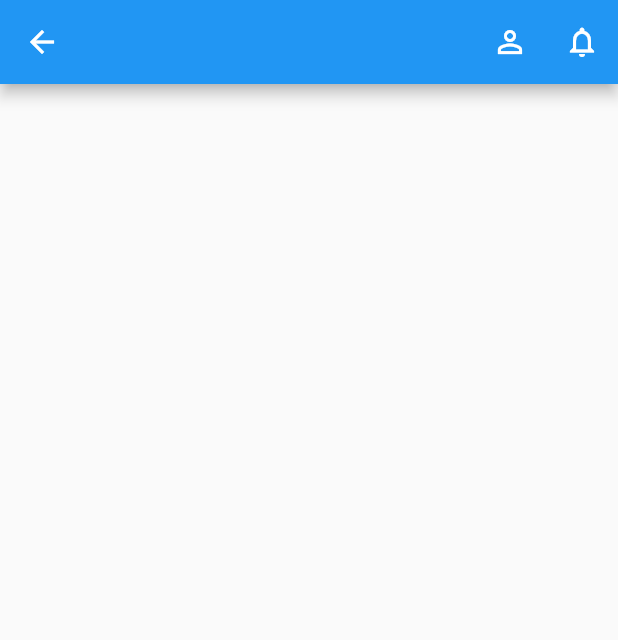
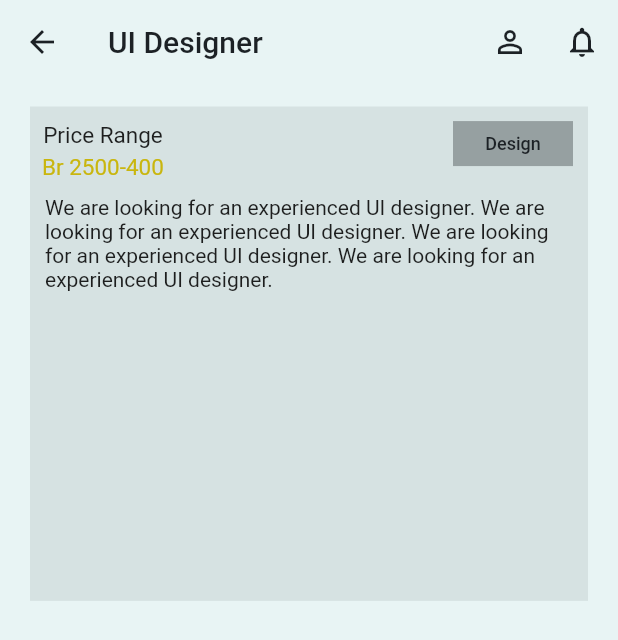
Before and after one commit to alazarlemma02/Freelance-App-flutter-project, a Flutter app: the JobDetailPage screen opened directly, after a tap on the "person outline" icon, on a phone screen of 412 x 824 dp. Shown: the top 640 px of the screen. Run offline on Flutter 3.47's test engine with Material 2 defaults, Android fonts, the phone set to English and light mode, and no system bars.

Commit message:
crated the job discription page UI

```diff
--- a/lib/main.dart
+++ b/lib/main.dart
@@ -1,4 +1,5 @@
 import 'package:flutter/material.dart';
+import 'package:sira/view/screens/job_detail_page.dart';
 
 void main() {
   runApp(const MyApp());
@@ -11,6 +12,7 @@ class MyApp extends StatelessWidget {
   @override
   Widget build(BuildContext context) {
     return MaterialApp(
+      debugShowCheckedModeBanner: false,
       title: 'Flutter Demo',
       theme: ThemeData(
         // This is the theme of your application.
@@ -24,7 +26,7 @@ class MyApp extends StatelessWidget {
         // is not restarted.
         primarySwatch: Colors.blue,
       ),
-      home: const MyHomePage(title: 'Flutter Demo Home Page'),
+      home: const JobDetailPage (),
     );
   }
 }
--- a/lib/view/screens/job_detail_page.dart
+++ b/lib/view/screens/job_detail_page.dart
@@ -1,6 +1,7 @@
 import 'package:flutter/material.dart';
 import 'package:flutter/src/widgets/framework.dart';
 import 'package:flutter/src/widgets/placeholder.dart';
+import 'package:sira/constants/colors.dart';
 
 class JobDetailPage extends StatefulWidget {
   const JobDetailPage({super.key});
@@ -13,18 +14,70 @@ class _JobDetailPageState extends State<JobDetailPage> {
   @override
   Widget build(BuildContext context) {
     return Scaffold(
+      backgroundColor: CustomColors.backgroundColor,
       appBar: AppBar(
+        backgroundColor: CustomColors.transparentColor,
+        elevation: 0,
+        leading: Icon(Icons.arrow_back,color: CustomColors.blackTextColor,),
+        title: Text('UI Designer',style: TextStyle(color:CustomColors.blackTextColor)),
 
         actions: [
           IconButton(onPressed: () {
-          }, icon: Icon(Icons.person_outline),
+          }, icon: Icon(Icons.person_outline,color:CustomColors.blackTextColor ,),
           ),
            IconButton(onPressed: () {
-          }, icon: Icon(Icons.notifications_outlined,),
+          }, icon: Icon(Icons.notifications_outlined,color:CustomColors.blackTextColor),
           )
         ],
       ),
+        body: Padding(
+          padding: const EdgeInsets.fromLTRB(20.0,15 ,20.0,20.0),
+          child: Container(
+            width: MediaQuery.of(context).size.width,
+            height: MediaQuery.of(context).size.height * 0.4,
+            color:CustomColors.cardColor,
+            child: Column(children: [
+              Expanded(
+                flex: 15,
+                child: Container(
+                  // color: Colors.green,
+                  child: Row(
+                  mainAxisAlignment: MainAxisAlignment.spaceBetween,
+                  children: [
+                  Padding(
+                    padding: const EdgeInsets.fromLTRB(8.0,10.0,8.0,0.0,),
+                    child: Container(child: Column(
+                      mainAxisAlignment: MainAxisAlignment.spaceBetween,
+                      children: [
+                      Text('Price Range',style: TextStyle(fontSize: 15),),
+                      Text('Br 2500-400',style: TextStyle(fontSize: 15, color: CustomColors.goldenColor),),
+                    ]),),
+                  ),
+                  Container(
+                    margin: EdgeInsets.only(right: 10),
+                    color: CustomColors.fadedTextColor,
+                    width: 80,
+                    height: 30,
+                    child: TextButton(
 
+                    child: Text('Design',textAlign: TextAlign.center,style: TextStyle(fontSize: 12, color: CustomColors.blackTextColor),),
+                    onPressed: () {
+
+                  },),),
+                ]),),
+              ),
+              Expanded(flex:85,child: Container(
+                padding: EdgeInsets.only(left: 10, right: 10, top: 10),
+                child: Text('We are looking for an experienced UI designer. We are looking for an experienced UI designer. We are looking for an experienced UI designer. We are looking for an experienced UI designer.  '),),),
+            ]),
+
+          ),
+        ),
     );
+
+
+
+
+
   }
 }
```
Also changed, not shown: pubspec.lock.
